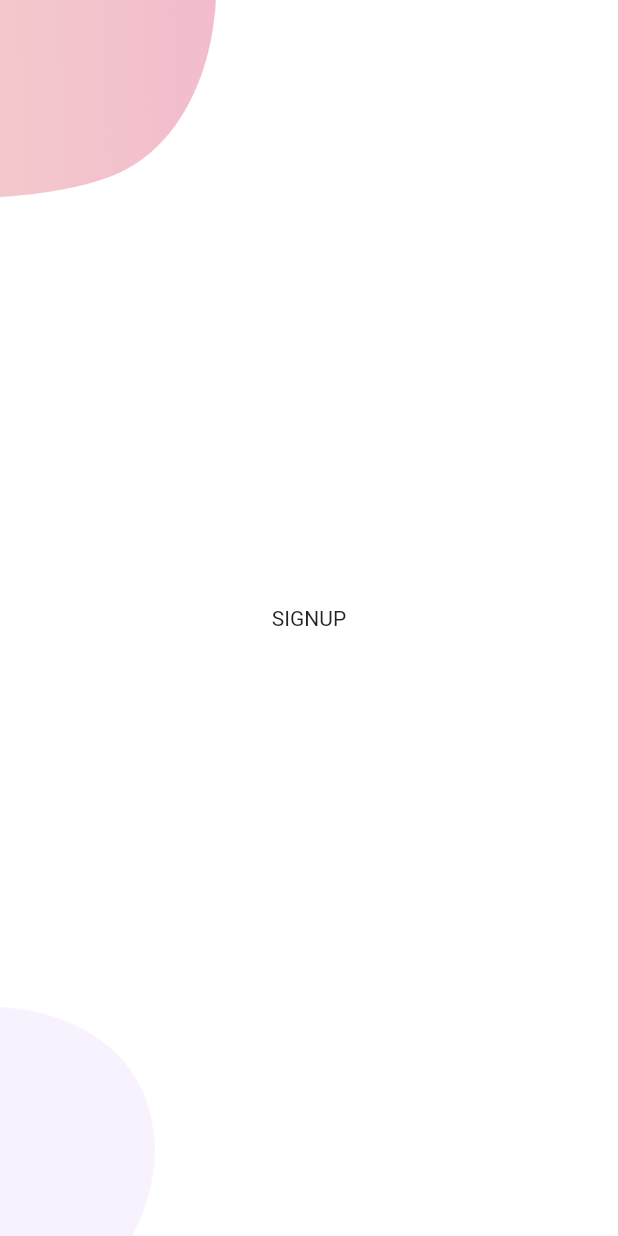
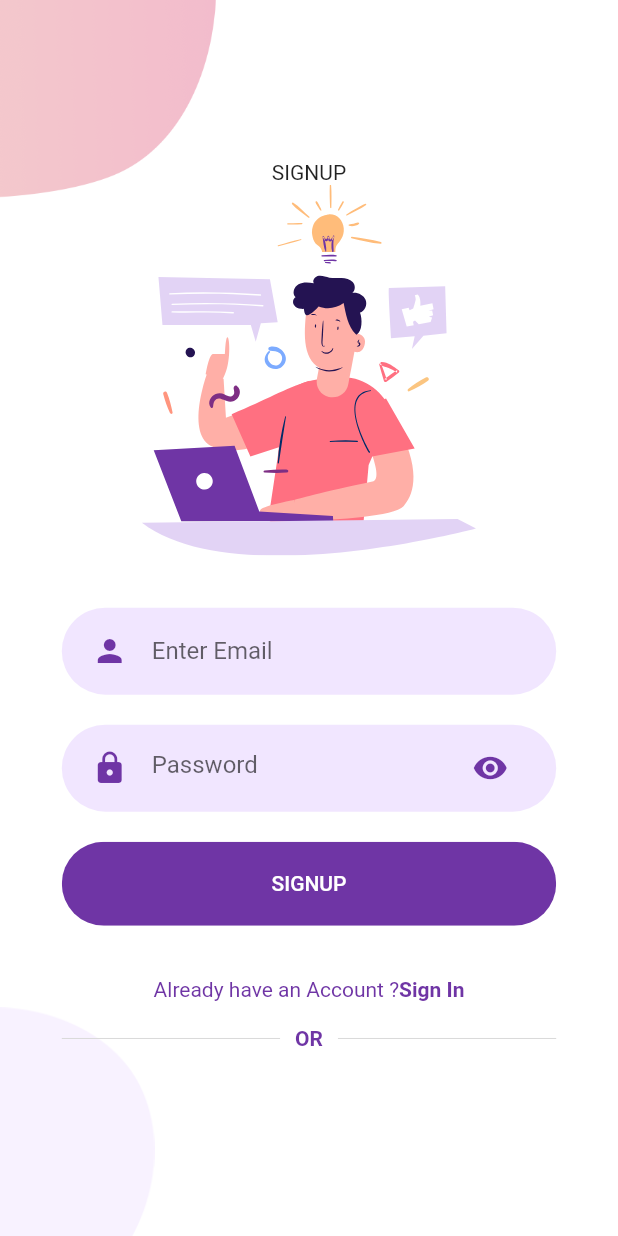
Before and after one commit to PawankumarPK/GamingApp, a Flutter app: the SignUp screen opened directly, on a phone screen of 412 x 824 dp. Run offline on Flutter 3.47's test engine with Material 2 defaults, Android fonts, the phone set to English and light mode, and no system bars; our stand-ins replace flutter_svg.

Commit message:
signup screen primary image done and all textfield done and divider done

```diff
--- a/lib/screens/Welcome/login/component/already_have_an_account_check.dart
+++ b/lib/screens/Welcome/login/component/already_have_an_account_check.dart
@@ -24,7 +24,8 @@ class AlreadyHaveAnAccountCheck extends StatelessWidget {
         GestureDetector(
           onTap: press,
           child: Text(
-            "Sign Up",
+            login ? "Sign Up" : "Sign In",
+
             style: TextStyle(color: kPrimaryColor, fontWeight: FontWeight.bold),
           ),
         )
--- a/lib/screens/Welcome/signUp/component/Background.dart
+++ b/lib/screens/Welcome/signUp/component/Background.dart
@@ -1,6 +1,10 @@
 import 'package:flutter/material.dart';
 
 class Background extends StatelessWidget {
+  final Widget child;
+
+  const Background({Key key, this.child}) : super(key: key);
+
   @override
   Widget build(BuildContext context) {
     Size size = MediaQuery.of(context).size;
@@ -24,7 +28,7 @@ class Background extends StatelessWidget {
                 "assets/images/main_bottom.png",
                 width: size.width * 0.25,
               )),
-          Text("SIGNUP")
+          child
         ],
       ),
     );
--- a/lib/screens/Welcome/signUp/component/Body.dart
+++ b/lib/screens/Welcome/signUp/component/Body.dart
@@ -1,9 +1,53 @@
+import 'package:agami_dummy/component/rounded_button.dart';
+import 'package:agami_dummy/constant.dart';
+import 'package:agami_dummy/screens/Welcome/login/component/already_have_an_account_check.dart';
+import 'package:agami_dummy/screens/Welcome/login/component/round_input_field.dart';
+import 'package:agami_dummy/screens/Welcome/login/component/rounded_password_field.dart';
+import 'package:agami_dummy/screens/Welcome/login/login_screen.dart';
 import 'package:agami_dummy/screens/Welcome/signUp/component/Background.dart';
 import 'package:flutter/material.dart';
+import 'package:flutter_svg/flutter_svg.dart';
+
+import 'or_divider.dart';
 
 class Body extends StatelessWidget {
   @override
   Widget build(BuildContext context) {
-    return Background();
+    Size size = MediaQuery.of(context).size;
+    return Background(
+      child: SingleChildScrollView(
+        child: Column(
+          mainAxisAlignment: MainAxisAlignment.center,
+          children: <Widget>[
+            Text("SIGNUP"),
+            SvgPicture.asset(
+              "assets/icons/signup.svg",
+              height: size.height * 0.3,
+            ),
+            SizedBox(
+              height: size.height * 0.03,
+            ),
+            RoundedInputField(
+              hintText: "Enter Email",
+              onChanged: (value) {},
+            ),
+            RoundedPasswordField(onChanged: (value) {}),
+            RoundedButton(text: "SIGNUP", press: () {}),
+            SizedBox(
+              height: size.height * 0.03,
+            ),
+            AlreadyHaveAnAccountCheck(
+              login: false,
+              press: () {
+                Navigator.push(context, MaterialPageRoute(builder: (context) {
+                  return LoginScreen();
+                }));
+              },
+            ),
+            OrDivider()
+          ],
+        ),
+      ),
+    );
   }
 }
--- /dev/null
+++ b/lib/screens/Welcome/signUp/component/or_divider.dart
@@ -0,0 +1,35 @@
+import 'package:flutter/material.dart';
+
+import '../../../../constant.dart';
+
+class OrDivider extends StatelessWidget {
+  @override
+  Widget build(BuildContext context) {
+    Size size = MediaQuery.of(context).size;
+    return Container(
+      margin: EdgeInsets.symmetric(vertical: size.height * 0.02),
+      width: size.width * 0.8,
+      child: Row(
+        children: <Widget>[
+          buildDivider(),
+          Padding(
+            padding: const EdgeInsets.symmetric(horizontal: 10),
+            child: Text(
+              "OR",
+              style: TextStyle(color: kPrimaryColor, fontWeight: FontWeight.w600),
+            ),
+          ),
+          buildDivider()
+        ],
+      ),
+    );
+  }
+
+  Expanded buildDivider() {
+    return Expanded(
+        child: Divider(
+          color: Color(0xFFD9D9D9),
+          height: 1.5,
+        ));
+  }
+}
```
